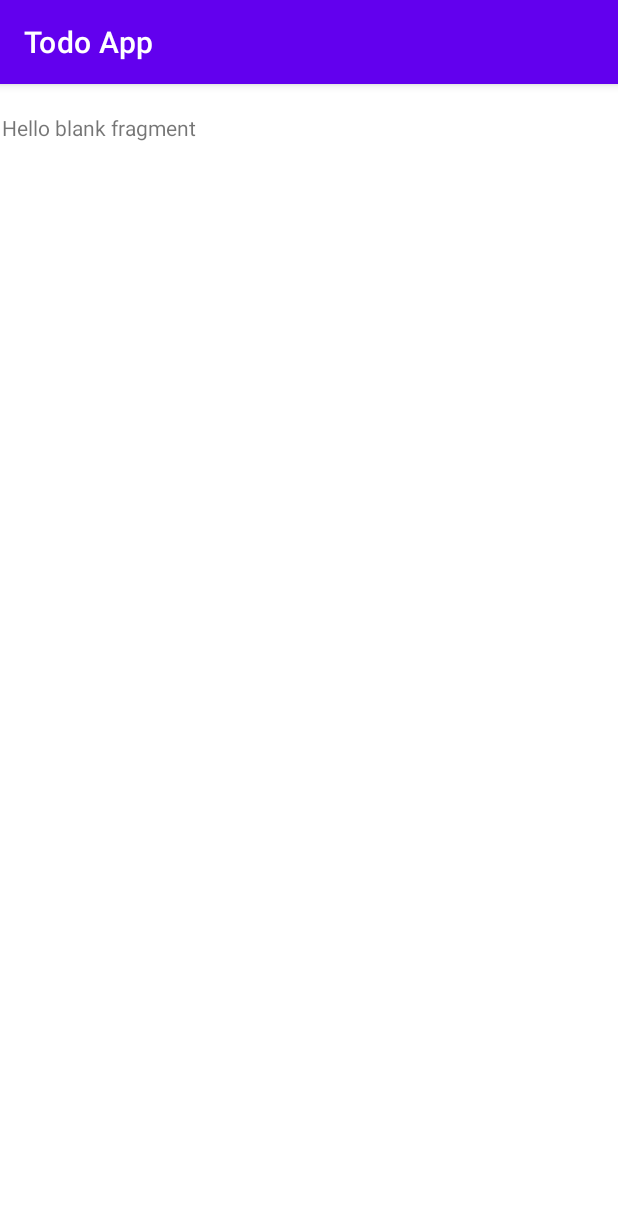
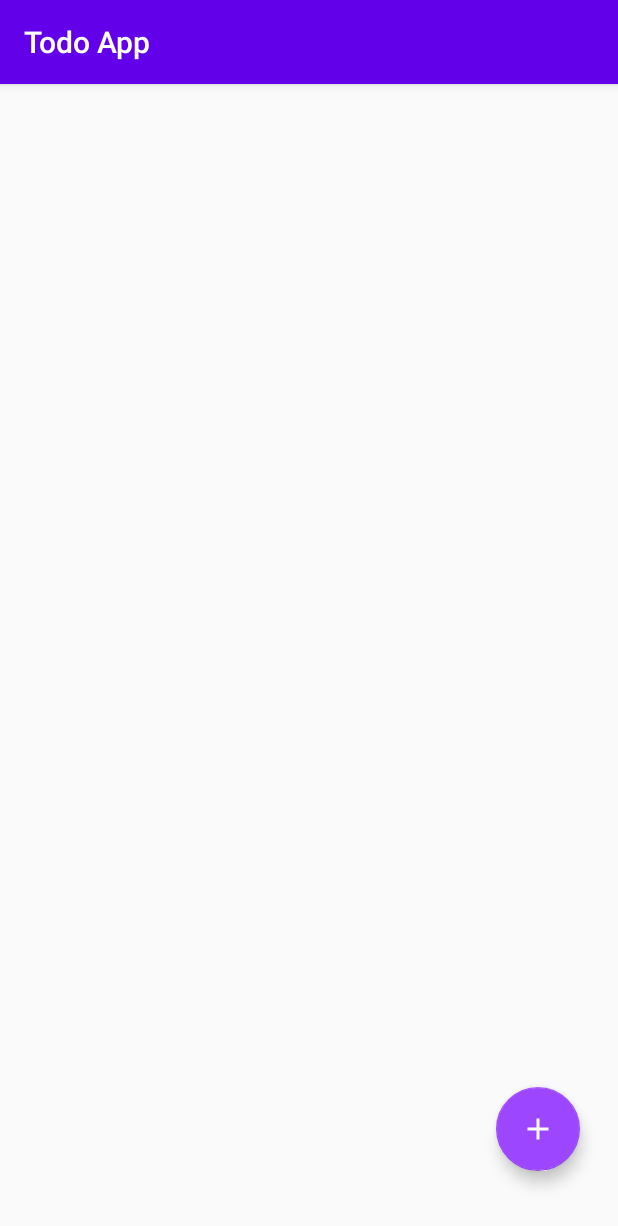
Before and after one commit to ChanManChan/android-02, an Android app: the screen it shows after launch (MainActivity), on a phone screen of 412 x 824 dp. Shown: the top 1226 px of the screen. Run offline under Robolectric (Android 15) with nearby library versions, the phone set to English and light mode, and no system bars.

Commit message:
fragment-list_design

```diff
--- a/app/src/main/AndroidManifest.xml
+++ b/app/src/main/AndroidManifest.xml
@@ -8,7 +8,7 @@
         android:label="@string/app_name"
         android:roundIcon="@mipmap/ic_launcher_round"
         android:supportsRtl="true"
-        android:theme="@style/Theme.TodoApp">
+        android:theme="@style/AppTheme">
         <activity
             android:name=".MainActivity"
             android:exported="true">
--- a/app/src/main/java/com/u4/todoapp/fragments/list/ListFragment.kt
+++ b/app/src/main/java/com/u4/todoapp/fragments/list/ListFragment.kt
@@ -5,7 +5,9 @@ import androidx.fragment.app.Fragment
 import android.view.LayoutInflater
 import android.view.View
 import android.view.ViewGroup
+import androidx.navigation.fragment.findNavController
 import com.u4.todoapp.R
+import kotlinx.android.synthetic.main.fragment_list.view.*
 
 class ListFragment : Fragment() {
     override fun onCreateView(
@@ -13,6 +15,12 @@ class ListFragment : Fragment() {
         savedInstanceState: Bundle?
     ): View? {
         // Inflate the layout for this fragment
-        return inflater.inflate(R.layout.fragment_list, container, false)
+        val view = inflater.inflate(R.layout.fragment_list, container, false)
+
+        view.floatingActionButton.setOnClickListener {
+            findNavController().navigate(R.id.action_listFragment_to_addFragment)
+        }
+
+        return view
     }
 }
--- /dev/null
+++ b/app/src/main/res/drawable/ic_add.xml
@@ -0,0 +1,10 @@
+<vector xmlns:android="http://schemas.android.com/apk/res/android"
+    android:width="24dp"
+    android:height="24dp"
+    android:viewportWidth="24"
+    android:viewportHeight="24"
+    android:tint="?attr/colorControlNormal">
+  <path
+      android:fillColor="@android:color/white"
+      android:pathData="M19,13h-6v6h-2v-6H5v-2h6V5h2v6h6v2z"/>
+</vector>
--- /dev/null
+++ b/app/src/main/res/drawable/ic_no_data.xml
@@ -0,0 +1,9 @@
+<vector xmlns:android="http://schemas.android.com/apk/res/android"
+    android:width="146dp"
+    android:height="116dp"
+    android:viewportWidth="146"
+    android:viewportHeight="116">
+    <path
+        android:fillColor="@color/lightGray"
+        android:pathData="M123.87,2.693A4.052,4.052 0,0 0,120.045 0L25.956,0a4.052,4.052 0,0 0,-3.826 2.693L0.23,64.613A3.993,3.993 0,0 0,0 65.948v46.024A4.042,4.042 0,0 0,4.056 116L141.945,116A4.042,4.042 0,0 0,146 111.972L146,65.948a3.994,3.994 0,0 0,-0.23 -1.335ZM9.78,61.916l19.049,-53.86h88.341l19.049,53.86Z"/>
+</vector>
--- a/app/src/main/res/layout/fragment_list.xml
+++ b/app/src/main/res/layout/fragment_list.xml
@@ -1,14 +1,57 @@
 <?xml version="1.0" encoding="utf-8"?>
-<FrameLayout xmlns:android="http://schemas.android.com/apk/res/android"
+<androidx.constraintlayout.widget.ConstraintLayout xmlns:android="http://schemas.android.com/apk/res/android"
+    xmlns:app="http://schemas.android.com/apk/res-auto"
     xmlns:tools="http://schemas.android.com/tools"
     android:layout_width="match_parent"
     android:layout_height="match_parent"
     tools:context=".fragments.list.ListFragment">
 
-    <!-- TODO: Update blank fragment layout -->
+    <androidx.recyclerview.widget.RecyclerView
+        android:id="@+id/recyclerView"
+        android:layout_width="0dp"
+        android:layout_height="0dp"
+        app:layout_constraintBottom_toBottomOf="parent"
+        app:layout_constraintEnd_toEndOf="parent"
+        app:layout_constraintStart_toStartOf="parent"
+        app:layout_constraintTop_toTopOf="parent" />
+
+    <com.google.android.material.floatingactionbutton.FloatingActionButton
+        android:id="@+id/floatingActionButton"
+        android:layout_width="wrap_content"
+        android:layout_height="wrap_content"
+        android:layout_marginEnd="24dp"
+        android:layout_marginBottom="24dp"
+        android:clickable="true"
+        android:focusable="true"
+        android:src="@drawable/ic_add"
+        android:tint="@color/white"
+        app:layout_constraintBottom_toBottomOf="parent"
+        app:layout_constraintEnd_toEndOf="parent" />
+
+    <ImageView
+        android:id="@+id/no_data_imageView"
+        android:layout_width="100dp"
+        android:layout_height="100dp"
+        android:src="@drawable/ic_no_data"
+        android:visibility="invisible"
+        app:layout_constraintBottom_toBottomOf="parent"
+        app:layout_constraintEnd_toEndOf="parent"
+        app:layout_constraintHorizontal_bias="0.5"
+        app:layout_constraintStart_toStartOf="parent"
+        app:layout_constraintTop_toTopOf="parent"
+        app:layout_constraintVertical_bias="0.37" />
+
     <TextView
-        android:layout_width="match_parent"
-        android:layout_height="match_parent"
-        android:text="@string/hello_blank_fragment" />
+        android:id="@+id/no_data_textView"
+        android:layout_width="wrap_content"
+        android:layout_height="wrap_content"
+        android:layout_marginTop="12dp"
+        android:alpha="0.5"
+        android:text="@string/no_data"
+        android:textSize="16sp"
+        android:visibility="invisible"
+        app:layout_constraintEnd_toEndOf="parent"
+        app:layout_constraintStart_toStartOf="parent"
+        app:layout_constraintTop_toBottomOf="@+id/no_data_imageView" />
 
-</FrameLayout>
+</androidx.constraintlayout.widget.ConstraintLayout>
--- a/app/src/main/res/values-night/themes.xml
+++ /dev/null
@@ -1,16 +0,0 @@
-<resources xmlns:tools="http://schemas.android.com/tools">
-    <!-- Base application theme. -->
-    <style name="Theme.TodoApp" parent="Theme.MaterialComponents.DayNight.DarkActionBar">
-        <!-- Primary brand color. -->
-        <item name="colorPrimary">@color/purple_200</item>
-        <item name="colorPrimaryVariant">@color/purple_700</item>
-        <item name="colorOnPrimary">@color/black</item>
-        <!-- Secondary brand color. -->
-        <item name="colorSecondary">@color/teal_200</item>
-        <item name="colorSecondaryVariant">@color/teal_200</item>
-        <item name="colorOnSecondary">@color/black</item>
-        <!-- Status bar color. -->
-        <item name="android:statusBarColor" tools:targetApi="l">?attr/colorPrimaryVariant</item>
-        <!-- Customize your theme here. -->
-    </style>
-</resources>
--- a/app/src/main/res/values/colors.xml
+++ b/app/src/main/res/values/colors.xml
@@ -1,10 +1,13 @@
 <?xml version="1.0" encoding="utf-8"?>
 <resources>
-    <color name="purple_200">#FFBB86FC</color>
-    <color name="purple_500">#FF6200EE</color>
-    <color name="purple_700">#FF3700B3</color>
-    <color name="teal_200">#FF03DAC5</color>
-    <color name="teal_700">#FF018786</color>
-    <color name="black">#FF000000</color>
-    <color name="white">#FFFFFFFF</color>
+    <color name="colorPrimary">#6200EA</color>
+    <color name="colorPrimaryDark">#5502C8</color>
+    <color name="colorAccent">#9D46FF</color>
+
+    <color name="white">#FFFFFF</color>
+    <color name="lightGray">#E6E6E6</color>
+    <color name="darkGray">#4B4B4B</color>
+    <color name="red">#FF4646</color>
+    <color name="yellow">#FFC114</color>
+    <color name="green">#00C980</color>
 </resources>
--- a/app/src/main/res/values/strings.xml
+++ b/app/src/main/res/values/strings.xml
@@ -2,4 +2,5 @@
     <string name="app_name">Todo App</string>
     <!-- TODO: Remove or change this placeholder text -->
     <string name="hello_blank_fragment">Hello blank fragment</string>
+    <string name="no_data">No Data</string>
 </resources>
--- /dev/null
+++ b/app/src/main/res/values/styles.xml
@@ -0,0 +1,10 @@
+<resources>
+    <!-- Base application theme. -->
+    <style name="AppTheme" parent="Theme.AppCompat.Light.DarkActionBar">
+        <!-- Customize your theme here. -->
+        <item name="colorPrimary">@color/colorPrimary</item>
+        <item name="colorPrimaryDark">@color/colorPrimaryDark</item>
+        <item name="colorAccent">@color/colorAccent</item>
+    </style>
+
+</resources>
--- a/app/src/main/res/values/themes.xml
+++ /dev/null
@@ -1,16 +0,0 @@
-<resources xmlns:tools="http://schemas.android.com/tools">
-    <!-- Base application theme. -->
-    <style name="Theme.TodoApp" parent="Theme.MaterialComponents.DayNight.DarkActionBar">
-        <!-- Primary brand color. -->
-        <item name="colorPrimary">@color/purple_500</item>
-        <item name="colorPrimaryVariant">@color/purple_700</item>
-        <item name="colorOnPrimary">@color/white</item>
-        <!-- Secondary brand color. -->
-        <item name="colorSecondary">@color/teal_200</item>
-        <item name="colorSecondaryVariant">@color/teal_700</item>
-        <item name="colorOnSecondary">@color/black</item>
-        <!-- Status bar color. -->
-        <item name="android:statusBarColor" tools:targetApi="l">?attr/colorPrimaryVariant</item>
-        <!-- Customize your theme here. -->
-    </style>
-</resources>
```
Also changed, not shown: app/build.gradle (+34 -33 lines), build.gradle (+10 -6 lines).
